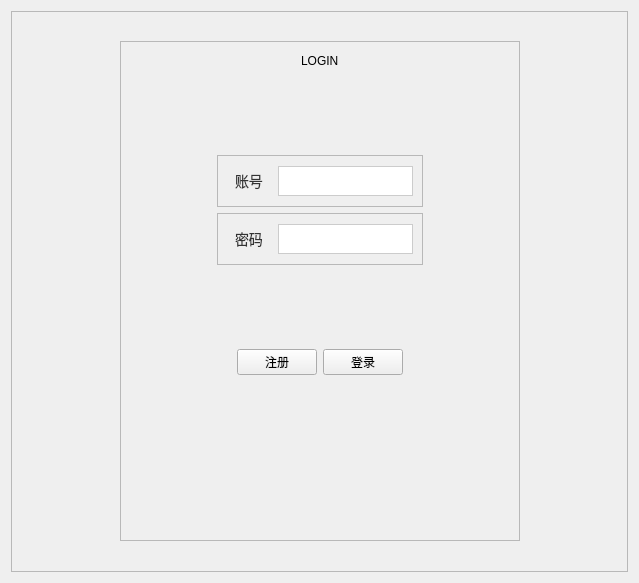
Old version of the form loginwidget.ui in the repository ZhengLBin/Qt-app.
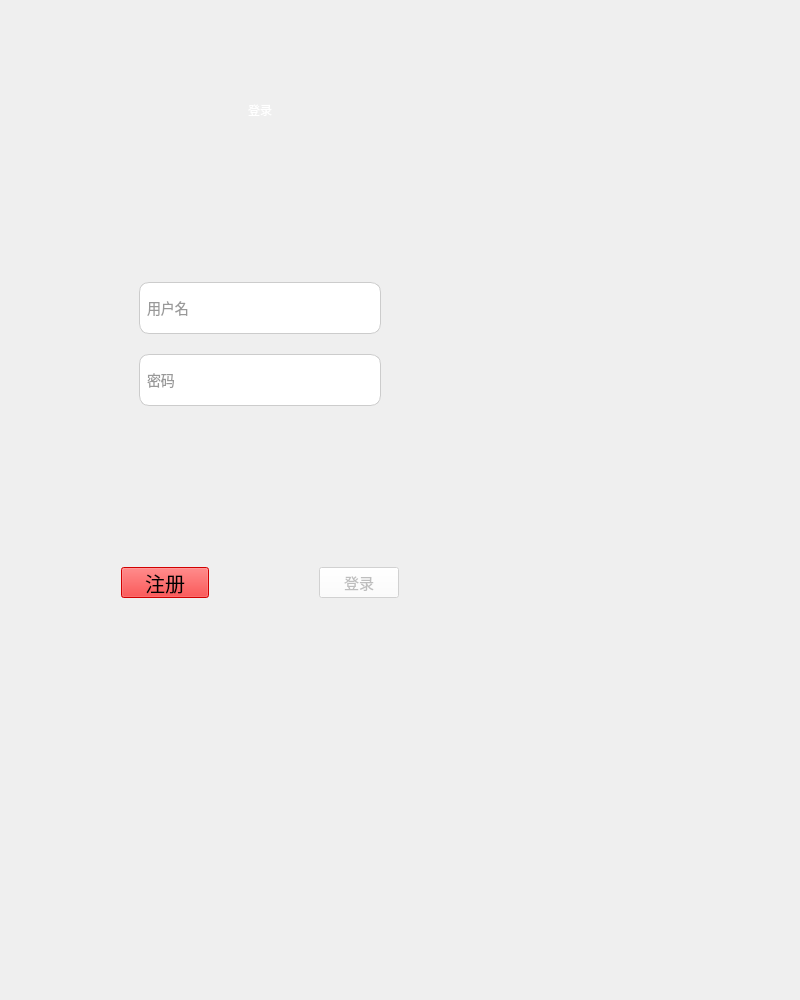
New version of the form. Icons and pictures are not drawn.

Commit message: [feat]登录注册页面

```diff
--- a/loginwidget.ui
+++ b/loginwidget.ui
@@ -6,64 +6,105 @@
    <rect>
     <x>0</x>
     <y>0</y>
-    <width>639</width>
-    <height>583</height>
+    <width>800</width>
+    <height>1000</height>
    </rect>
   </property>
+  <property name="sizePolicy">
+   <sizepolicy hsizetype="Fixed" vsizetype="Fixed">
+    <horstretch>0</horstretch>
+    <verstretch>0</verstretch>
+   </sizepolicy>
+  </property>
   <property name="minimumSize">
    <size>
-    <width>0</width>
-    <height>0</height>
+    <width>800</width>
+    <height>1000</height>
+   </size>
+  </property>
+  <property name="maximumSize">
+   <size>
+    <width>800</width>
+    <height>1000</height>
    </size>
   </property>
   <property name="windowTitle">
    <string>Form</string>
   </property>
-  <layout class="QGridLayout" name="gridLayout_4">
-   <item row="0" column="0">
-    <widget class="QFrame" name="frame_background">
-     <property name="frameShape">
-      <enum>QFrame::Shape::StyledPanel</enum>
-     </property>
-     <property name="frameShadow">
-      <enum>QFrame::Shadow::Raised</enum>
-     </property>
-     <layout class="QGridLayout" name="gridLayout_2">
-      <item row="0" column="0">
-       <layout class="QHBoxLayout" name="horizontalLayout_4">
-        <item>
-         <spacer name="horizontalSpacer_5">
-          <property name="orientation">
-           <enum>Qt::Orientation::Horizontal</enum>
-          </property>
-          <property name="sizeHint" stdset="0">
+  <property name="styleSheet">
+   <string notr="true"/>
+  </property>
+  <widget class="QWidget" name="widget_background" native="true">
+   <property name="enabled">
+    <bool>false</bool>
+   </property>
+   <property name="geometry">
+    <rect>
+     <x>-40</x>
+     <y>0</y>
+     <width>600</width>
+     <height>800</height>
+    </rect>
+   </property>
+   <property name="sizePolicy">
+    <sizepolicy hsizetype="Preferred" vsizetype="Preferred">
+     <horstretch>0</horstretch>
+     <verstretch>0</verstretch>
+    </sizepolicy>
+   </property>
+   <property name="minimumSize">
            <size>
-            <width>40</width>
-            <height>20</height>
-           </size>
-          </property>
-         </spacer>
-        </item>
-        <item>
+     <width>600</width>
+     <height>800</height>
+    </size>
+   </property>
+   <property name="maximumSize">
+    <size>
+     <width>600</width>
+     <height>800</height>
+    </size>
+   </property>
          <widget class="QFrame" name="frame_login">
+    <property name="geometry">
+     <rect>
+      <x>50</x>
+      <y>50</y>
+      <width>500</width>
+      <height>700</height>
+     </rect>
+    </property>
           <property name="sizePolicy">
-           <sizepolicy hsizetype="Fixed" vsizetype="Fixed">
+     <sizepolicy hsizetype="Expanding" vsizetype="Expanding">
             <horstretch>0</horstretch>
             <verstretch>0</verstretch>
            </sizepolicy>
           </property>
           <property name="minimumSize">
            <size>
-            <width>400</width>
-            <height>500</height>
+      <width>500</width>
+      <height>700</height>
            </size>
           </property>
           <property name="maximumSize">
            <size>
-            <width>400</width>
-            <height>500</height>
-           </size>
-          </property>
+      <width>500</width>
+      <height>700</height>
+     </size>
+    </property>
+    <property name="styleSheet">
+     <string notr="true">QFrame#frame_login{
+	border-radius: 30px;
+	border-image:url(:/image/login_background);
+}
+
+
+QLabel #label_title {
+	background-color: transparent;
+	color: rgba(255,255,255,200);
+}
+
+</string>
+    </property>
           <property name="frameShape">
            <enum>QFrame::Shape::StyledPanel</enum>
           </property>
@@ -71,6 +112,37 @@
            <enum>QFrame::Shadow::Raised</enum>
           </property>
           <layout class="QVBoxLayout" name="verticalLayout">
+     <property name="spacing">
+      <number>0</number>
+     </property>
+     <property name="leftMargin">
+      <number>0</number>
+     </property>
+     <property name="topMargin">
+      <number>0</number>
+     </property>
+     <property name="rightMargin">
+      <number>0</number>
+     </property>
+     <property name="bottomMargin">
+      <number>0</number>
+     </property>
+     <item>
+      <spacer name="verticalSpacer_5">
+       <property name="orientation">
+        <enum>Qt::Orientation::Vertical</enum>
+       </property>
+       <property name="sizeType">
+        <enum>QSizePolicy::Policy::Fixed</enum>
+       </property>
+       <property name="sizeHint" stdset="0">
+        <size>
+         <width>18</width>
+         <height>50</height>
+        </size>
+       </property>
+      </spacer>
+     </item>
            <item>
             <layout class="QHBoxLayout" name="horizontalLayout">
              <item>
@@ -88,8 +160,15 @@
              </item>
              <item>
               <widget class="QLabel" name="label_title">
+         <property name="styleSheet">
+          <string notr="true">#label_title {
+	background-color: transparent;
+	color: #fff;
+	font: 30pt &quot;等线&quot;;
+}</string>
+         </property>
                <property name="text">
-                <string>LOGIN</string>
+          <string>登录</string>
                </property>
               </widget>
              </item>
@@ -139,17 +218,22 @@
              <item>
               <widget class="QFrame" name="frame_username">
                <property name="styleSheet">
-                <string notr="true">#label_username {
-    font-size: 14px;
-    color: #333333;
-    padding: 5px;
-}
+          <string notr="true">
 #lineE_username {
 	border: 1px solid #cccccc;
+	border-radius: 10px;
+	width: 230px;
+	height: 40px;
     padding: 5px;
     font-size: 14px;
     color: #333333;
 }
+
+QFrame #frame_username {
+		background-color: transparent;
+		color: #fff;
+		font: 16pt &quot;等线&quot;;
+}
 </string>
                </property>
                <property name="frameShape">
@@ -162,15 +246,12 @@
                 <item row="0" column="0">
                  <layout class="QHBoxLayout" name="horizontalLayout_2">
                   <item>
-                   <widget class="QLabel" name="label_username">
-                    <property name="text">
-                     <string>账号</string>
+             <widget class="QLineEdit" name="lineE_username">
+              <property name="placeholderText">
+               <string>用户名</string>
                     </property>
                    </widget>
                   </item>
-                  <item>
-                   <widget class="QLineEdit" name="lineE_username"/>
-                  </item>
                  </layout>
                 </item>
                </layout>
@@ -209,17 +290,22 @@
              <item>
               <widget class="QFrame" name="frame_password">
                <property name="styleSheet">
-                <string notr="true">#label_password {
-    font-size: 14px;
-    color: #333333;
-    padding: 5px;
-}
+          <string notr="true">
 #lineE_password {
 	border: 1px solid #cccccc;
     padding: 5px;
+	width: 230px;
+	height: 40px;
+	border-radius: 10px;
     font-size: 14px;
     color: #333333;
 }
+
+QFrame #frame_password {
+		background-color: transparent;
+		color: #fff;
+		font: 16pt &quot;等线&quot;;
+}
 </string>
                </property>
                <property name="frameShape">
@@ -232,15 +318,12 @@
                 <item row="0" column="0">
                  <layout class="QHBoxLayout" name="horizontalLayout_8">
                   <item>
-                   <widget class="QLabel" name="label_password">
-                    <property name="text">
+             <widget class="QLineEdit" name="lineE_password">
+              <property name="placeholderText">
                      <string>密码</string>
                     </property>
                    </widget>
                   </item>
-                  <item>
-                   <widget class="QLineEdit" name="lineE_password"/>
-                  </item>
                  </layout>
                 </item>
                </layout>
@@ -293,14 +376,54 @@
               </spacer>
              </item>
              <item>
-              <widget class="QPushButton" name="btn_register">
+        <widget class="QPushButton" name="pushButton_register">
+         <property name="minimumSize">
+          <size>
+           <width>20</width>
+           <height>20</height>
+          </size>
+         </property>
+         <property name="styleSheet">
+          <string notr="true">#pushButton_register {
+	font-size: 20px;
+	width: 80px;
+	color: rgb(0, 0, 0);
+	background-color: red;
+}</string>
+         </property>
                <property name="text">
                 <string>注册</string>
                </property>
-              </widget>
-             </item>
+         <property name="iconSize">
+          <size>
+           <width>50</width>
+           <height>50</height>
+          </size>
+         </property>
+        </widget>
+       </item>
+       <item>
+        <spacer name="horizontalSpacer_5">
+         <property name="orientation">
+          <enum>Qt::Orientation::Horizontal</enum>
+         </property>
+         <property name="sizeHint" stdset="0">
+          <size>
+           <width>40</width>
+           <height>20</height>
+          </size>
+         </property>
+        </spacer>
+       </item>
              <item>
               <widget class="QPushButton" name="btn_login">
+         <property name="styleSheet">
+          <string notr="true">
+#btn_login {
+	font-size: 15px;
+	background-color: #fff;
+}</string>
+         </property>
                <property name="text">
                 <string>登录</string>
                </property>
@@ -334,41 +457,9 @@
              </property>
             </spacer>
            </item>
-           <item>
-            <spacer name="verticalSpacer_5">
-             <property name="orientation">
-              <enum>Qt::Orientation::Vertical</enum>
-             </property>
-             <property name="sizeHint" stdset="0">
-              <size>
-               <width>18</width>
-               <height>40</height>
-              </size>
-             </property>
-            </spacer>
-           </item>
-          </layout>
-         </widget>
-        </item>
-        <item>
-         <spacer name="horizontalSpacer_6">
-          <property name="orientation">
-           <enum>Qt::Orientation::Horizontal</enum>
-          </property>
-          <property name="sizeHint" stdset="0">
-           <size>
-            <width>40</width>
-            <height>20</height>
-           </size>
-          </property>
-         </spacer>
-        </item>
-       </layout>
-      </item>
-     </layout>
-    </widget>
-   </item>
-  </layout>
+    </layout>
+   </widget>
+  </widget>
  </widget>
  <resources/>
  <connections/>
```
Lines whose indentation alone changed are shown as unchanged. The commit also changes 28 other files.
